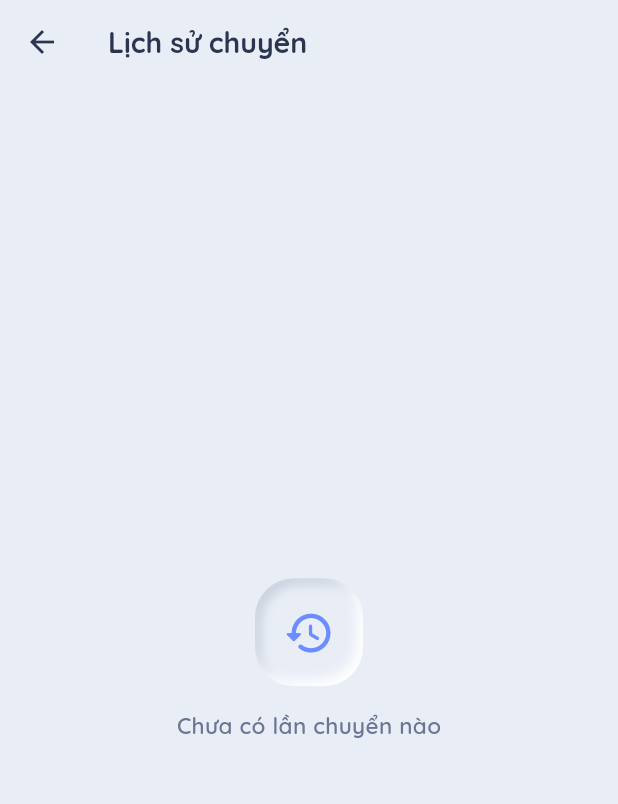
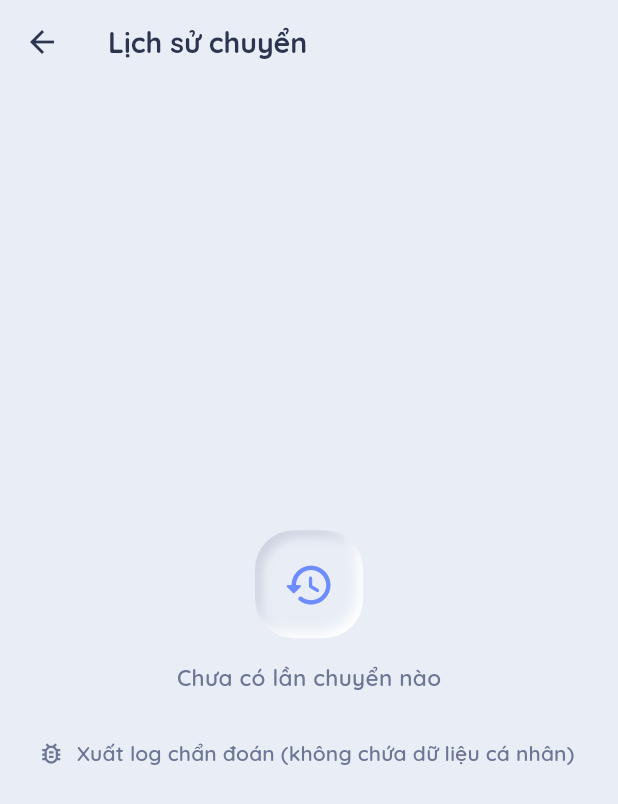
Before and after one commit to dunglang05-jpg/Chuyendulieu, a Flutter app: the screen it shows after launch, after a tap on "Lịch sử chuyển", on a phone screen of 412 x 824 dp. Shown: the top 804 px of the screen. Run offline on Flutter 3.47's test engine with Material 3 defaults, Android fonts, the phone set to English and light mode, and no system bars; our stand-ins replace basic_utils, qr_flutter, sqflite; missing offline and left inert: mobile_scanner, unorm_dart; accounts and stored records are empty.

Commit message:
History screen: export diagnostic log; record bytes actually moved for cancelled sessions
Co-Authored-By: Claude Opus 5.5 <noreply@anthropic.com>
Claude-Session: https://claude.ai/code/session_011YTU4RUSZr2A1p3yAd6tAW

```diff
--- a/app/lib/app/controller.dart
+++ b/app/lib/app/controller.dart
@@ -9,6 +9,7 @@ library;
 import 'dart:async';
 import 'dart:convert';
 import 'dart:io';
+import 'dart:math' show max;
 
 import 'package:flutter/foundation.dart';
 import 'package:path/path.dart' as p;
@@ -1125,7 +1126,9 @@ class MigrationController extends ChangeNotifier {
         ok: okCount,
         failed: failedCount,
         skipped: skippedCount,
-        bytes: reports.fold(0, (a, r) => a + r.wireBytes),
+        // Device test: a cancelled session showed 0.0 MB although ~200 MB had moved (only finished batches were
+        // counted). Count the bytes actually moved, finished batch or not.
+        bytes: max(reports.fold<int>(0, (a, r) => a + r.wireBytes), progress.doneBytes),
         durationMs: reports.fold(0, (a, r) => a + r.elapsed.inMilliseconds),
         categories: cats);
   }
--- a/app/lib/ui/home_screen.dart
+++ b/app/lib/ui/home_screen.dart
@@ -93,7 +93,7 @@ class HomeScreen extends StatelessWidget {
                   icon: Icons.history_rounded,
                   label: S.t('history'),
                   onTap: () => Navigator.of(context)
-                      .push(MaterialPageRoute<void>(builder: (_) => HistoryScreen(db: controller.db))),
+                      .push(MaterialPageRoute<void>(builder: (_) => HistoryScreen(db: controller.db, controller: controller))),
                 ),
               ),
             ]),
--- a/app/lib/ui/info_screens.dart
+++ b/app/lib/ui/info_screens.dart
@@ -1,9 +1,11 @@
 import 'package:flutter/material.dart';
 
+import '../app/controller.dart';
 import '../core/domain/categories.dart';
 import '../data/db.dart';
 import '../l10n/strings.dart';
 import 'clay.dart';
+import 'flow_screen.dart' show exportLogButton;
 
 String statusLabel(SupportStatus s) => switch (s) {
       SupportStatus.supported => 'Hỗ trợ',
@@ -142,8 +144,11 @@ Color _stateColor(Object? s) => switch (s) {
     };
 
 class HistoryScreen extends StatelessWidget {
-  const HistoryScreen({super.key, required this.db});
+  const HistoryScreen({super.key, required this.db, this.controller});
   final AppDatabase db;
+
+  /// When given, the screen offers "Xuất log chẩn đoán" (device test: users looked for it here).
+  final MigrationController? controller;
 
   @override
   Widget build(BuildContext context) {
@@ -154,20 +159,23 @@ class HistoryScreen extends StatelessWidget {
         builder: (context, snap) {
           if (snap.connectionState != ConnectionState.done) return const Center(child: CircularProgressIndicator());
           final rows = snap.data ?? const [];
+          final c = controller;
           if (rows.isEmpty) {
             return Center(
               child: Column(mainAxisSize: MainAxisSize.min, children: [
                 const ClayBlob(icon: Icons.history_rounded, size: 72, pressed: true),
                 const SizedBox(height: 16),
                 Text(S.t('history_empty'), style: const TextStyle(fontSize: 15, fontWeight: FontWeight.w600, color: Clay.sub)),
+                if (c != null) ...[const SizedBox(height: 16), exportLogButton(context, c)],
               ]),
             );
           }
           return ListView.separated(
             padding: const EdgeInsets.fromLTRB(24, 8, 24, 32),
-            itemCount: rows.length,
+            itemCount: rows.length + (c == null ? 0 : 1),
             separatorBuilder: (_, __) => const SizedBox(height: 14),
             itemBuilder: (_, i) {
+              if (i == rows.length) return Center(child: exportLogButton(context, c!));
               final r = rows[i];
               final when = DateTime.fromMillisecondsSinceEpoch(r['started_at'] as int);
               final mb = ((r['bytes'] as int? ?? 0) / 1e6).toStringAsFixed(1);
```
